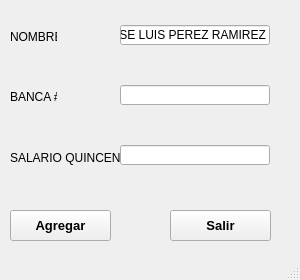
Before: the Qt Designer form MiniNomina/FrmDesign/Empleados.ui in CodeDrTech/DevelopPython, drawn with Qt 5.
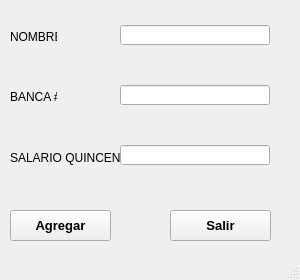
After: the same form once the commit is applied.

Patch:
```diff
--- a/MiniNomina/FrmDesign/Empleados.ui
+++ b/MiniNomina/FrmDesign/Empleados.ui
@@ -106,7 +106,7 @@
      </rect>
     </property>
     <property name="text">
-     <string>JOSE LUIS PEREZ RAMIREZ</string>
+     <string/>
     </property>
    </widget>
    <widget class="QLineEdit" name="txtNumbanca">
```
